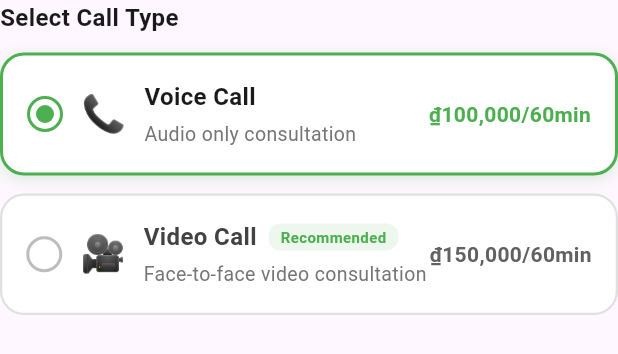
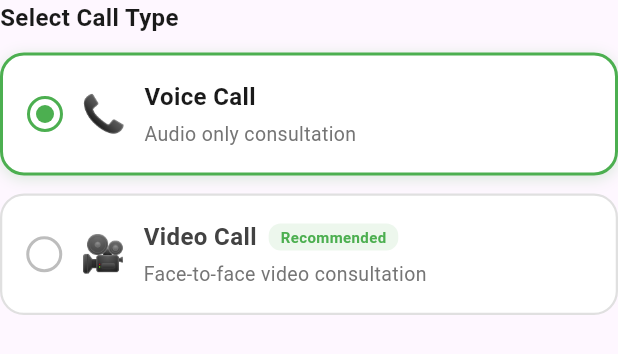
Before and after one commit to vjintageboy/2025_LTTBDD_N04_Nhom_4, a Flutter app: the CallTypeSelector widget shown alone on an empty page, opened directly with empty values, on a phone screen of 412 x 824 dp. Shown: the top 354 px of the screen. Run offline on Flutter 3.47's test engine with Material 3 defaults, Android fonts, the phone set to English and light mode, and no system bars; our stand-ins replace audioplayers, cloud_firestore, firebase_auth, firebase_core, google_fonts, table_calendar; accounts and stored records are empty; generated files the repository leaves out were written again; Roboto replaces fonts that are missing (SF Pro Display).

Commit message:
chỉnh lại phần giao diện của chuyên gia và xoá giá trị được fix cứng trang booking

```diff
--- a/lib/views/appointment/widgets/call_type_selector.dart
+++ b/lib/views/appointment/widgets/call_type_selector.dart
@@ -1,5 +1,4 @@
 import 'package:flutter/material.dart';
-import 'package:google_fonts/google_fonts.dart';
 import '../../../models/appointment.dart';
 
 class CallTypeSelector extends StatelessWidget {
@@ -32,7 +31,6 @@ class CallTypeSelector extends StatelessWidget {
           icon: '📞',
           title: 'Voice Call',
           description: 'Audio only consultation',
-          price: '₫100,000/60min',
           isSelected: selectedType == CallType.voice,
           onTap: () => onChanged(CallType.voice),
         ),
@@ -43,7 +41,6 @@ class CallTypeSelector extends StatelessWidget {
           icon: '🎥',
           title: 'Video Call',
           description: 'Face-to-face video consultation',
-          price: '₫150,000/60min',
           isRecommended: true,
           isSelected: selectedType == CallType.video,
           onTap: () => onChanged(CallType.video),
@@ -56,7 +53,6 @@ class CallTypeSelector extends StatelessWidget {
     required String icon,
     required String title,
     required String description,
-    required String price,
     bool isRecommended = false,
     required bool isSelected,
     required VoidCallback onTap,
@@ -173,18 +169,6 @@ class CallTypeSelector extends StatelessWidget {
                 ],
               ),
             ),
-
-            // Price
-            Text(
-              price,
-              style: GoogleFonts.roboto(
-                fontSize: 14,
-                fontWeight: FontWeight.w700,
-                color: isSelected
-                    ? const Color(0xFF4CAF50)
-                    : Colors.grey.shade700,
-              ),
-            ),
           ],
         ),
       ),
```
Also changed, not shown: lib/views/expert/expert_detail_page.dart (+22 -4 lines).
